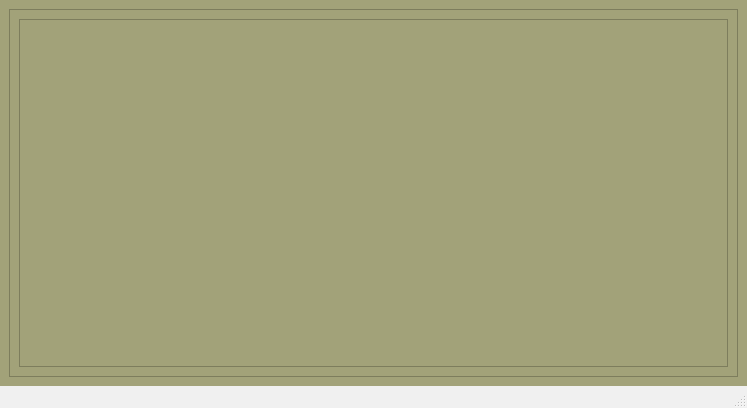
AlexandruNuta/ProjectModernCPP, file Client/mainwindow.ui: the form before one commit.
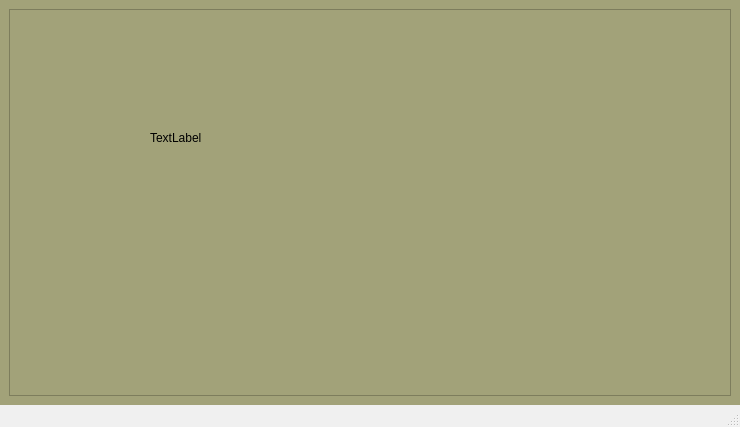
The form after the commit. Icons and pictures are not drawn.

Commit message: Inserted Profile page in UI

Patch:
```diff
--- a/Client/mainwindow.ui
+++ b/Client/mainwindow.ui
@@ -6,8 +6,8 @@
    <rect>
     <x>0</x>
     <y>0</y>
-    <width>747</width>
-    <height>408</height>
+    <width>740</width>
+    <height>427</height>
    </rect>
   </property>
   <property name="minimumSize">
@@ -273,7 +273,7 @@
        <number>1</number>
       </property>
       <property name="currentIndex">
-       <number>11</number>
+       <number>4</number>
       </property>
       <widget class="QWidget" name="page_LoginMenu">
        <property name="styleSheet">
@@ -930,6 +930,21 @@
         </item>
        </layout>
       </widget>
+      <widget class="QWidget" name="page_Profile">
+       <widget class="QLabel" name="label_17">
+        <property name="geometry">
+         <rect>
+          <x>140</x>
+          <y>120</y>
+          <width>71</width>
+          <height>16</height>
+         </rect>
+        </property>
+        <property name="text">
+         <string>TextLabel</string>
+        </property>
+       </widget>
+      </widget>
       <widget class="QWidget" name="page_Options">
        <layout class="QGridLayout" name="gridLayout_17" columnstretch="1,1,1">
         <item row="0" column="1">
```
Left out of the diff: 16 changed lines with no effect on the pictures. The commit also changes 10 other files.
